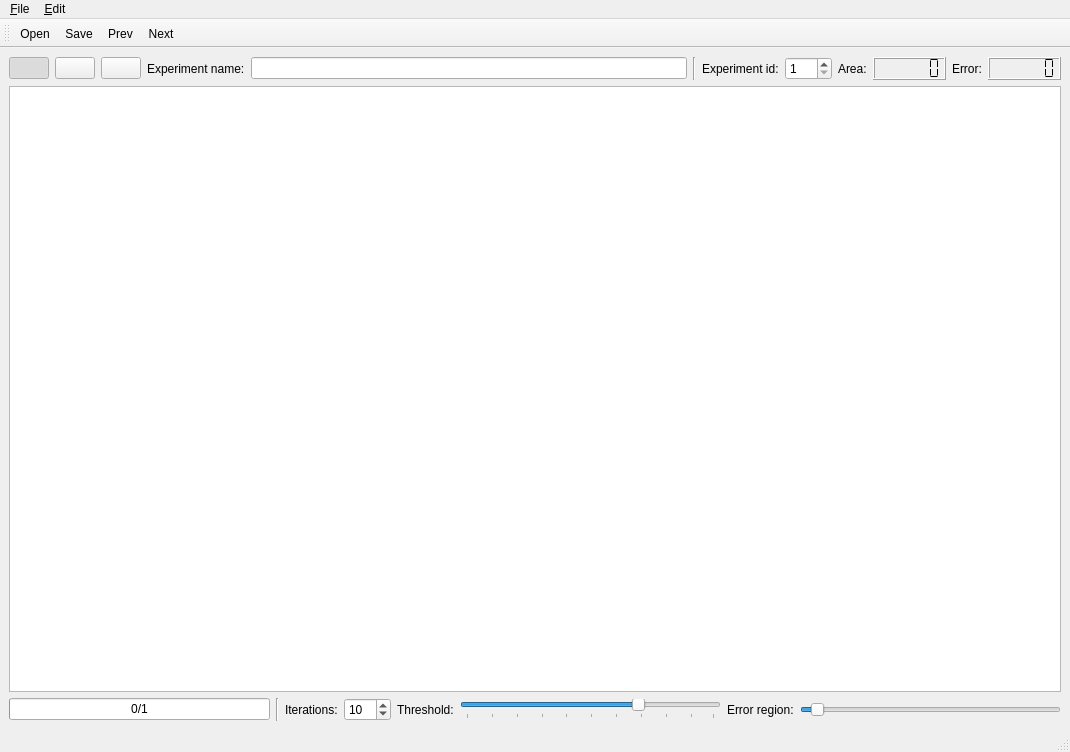
Qt form src/qt/main.ui (pablogalaviz/CellEye) before a commit.
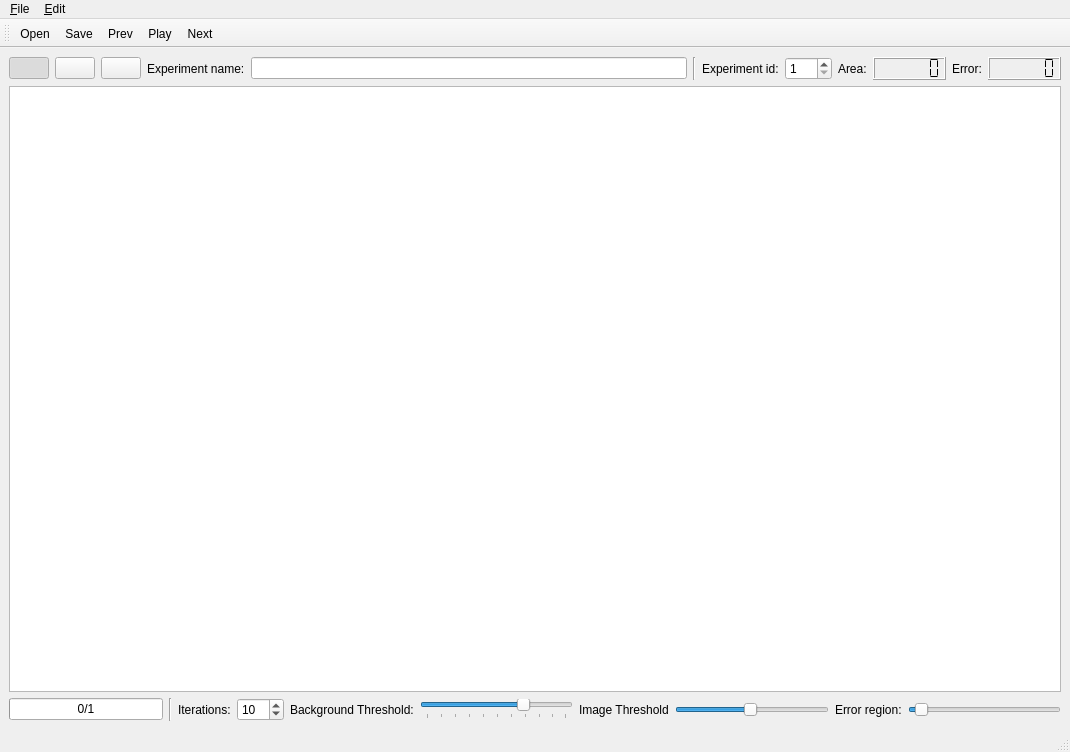
The same form after that commit. Icons and pictures are not drawn.

```diff
--- a/src/qt/main.ui
+++ b/src/qt/main.ui
@@ -221,7 +221,7 @@
       <item>
        <widget class="QLabel" name="label_2">
         <property name="text">
-         <string>Threshold:</string>
+         <string>Background Threshold:</string>
         </property>
        </widget>
       </item>
@@ -247,6 +247,26 @@
         </property>
        </widget>
       </item>
+      <item>
+       <widget class="QLabel" name="label_8">
+        <property name="text">
+         <string>Image Threshold</string>
+        </property>
+       </widget>
+      </item>
+      <item>
+       <widget class="QSlider" name="imgThresholdHorizontalSlider">
+        <property name="maximum">
+         <number>255</number>
+        </property>
+        <property name="value">
+         <number>125</number>
+        </property>
+        <property name="orientation">
+         <enum>Qt::Horizontal</enum>
+        </property>
+       </widget>
+      </item>
       <item>
        <widget class="QLabel" name="label_3">
         <property name="text">
@@ -315,6 +335,7 @@
    <addaction name="action_Open"/>
    <addaction name="action_Save"/>
    <addaction name="action_Prev"/>
+   <addaction name="action_Play"/>
    <addaction name="action_Next"/>
   </widget>
   <action name="action_Open">
@@ -372,6 +393,21 @@
     <string>Left</string>
    </property>
   </action>
+  <action name="action_Play">
+   <property name="icon">
+    <iconset resource="../../resources/resources.qrc">
+     <normaloff>:/States/images/media-playback-start.png</normaloff>:/States/images/media-playback-start.png</iconset>
+   </property>
+   <property name="text">
+    <string>Play</string>
+   </property>
+   <property name="toolTip">
+    <string>Automate</string>
+   </property>
+   <property name="shortcut">
+    <string>Ctrl+P</string>
+   </property>
+  </action>
  </widget>
  <resources>
   <include location="../../resources/resources.qrc"/>
```
Left out of the diff: 16 changed lines with no effect on the pictures.
